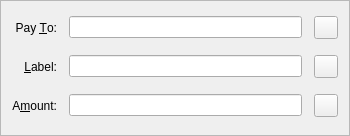
Before: the Qt Designer form src/qt/forms/sendcoinsentry.ui in willemjez/ion-old, drawn with Qt 5.
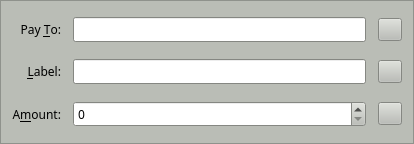
After: the same form once the commit is applied. Icons and pictures are not drawn. Custom widgets are drawn as their Qt base class.

Commit message: 🛠️🛠️🐼 Design, about window 💩 flushed 🚽, 😳files except src dir replaced😳

```diff
--- a/src/qt/forms/sendcoinsentry.ui
+++ b/src/qt/forms/sendcoinsentry.ui
@@ -6,10 +6,430 @@
    <rect>
     <x>0</x>
     <y>0</y>
-    <width>350</width>
-    <height>136</height>
+    <width>414</width>
+    <height>144</height>
    </rect>
   </property>
+  <property name="palette">
+   <palette>
+    <active>
+     <colorrole role="WindowText">
+      <brush brushstyle="SolidPattern">
+       <color alpha="255">
+        <red>0</red>
+        <green>0</green>
+        <blue>0</blue>
+       </color>
+      </brush>
+     </colorrole>
+     <colorrole role="Button">
+      <brush brushstyle="SolidPattern">
+       <color alpha="255">
+        <red>186</red>
+        <green>189</green>
+        <blue>182</blue>
+       </color>
+      </brush>
+     </colorrole>
+     <colorrole role="Light">
+      <brush brushstyle="SolidPattern">
+       <color alpha="255">
+        <red>255</red>
+        <green>255</green>
+        <blue>255</blue>
+       </color>
+      </brush>
+     </colorrole>
+     <colorrole role="Midlight">
+      <brush brushstyle="SolidPattern">
+       <color alpha="255">
+        <red>220</red>
+        <green>222</green>
+        <blue>218</blue>
+       </color>
+      </brush>
+     </colorrole>
+     <colorrole role="Dark">
+      <brush brushstyle="SolidPattern">
+       <color alpha="255">
+        <red>93</red>
+        <green>94</green>
+        <blue>91</blue>
+       </color>
+      </brush>
+     </colorrole>
+     <colorrole role="Mid">
+      <brush brushstyle="SolidPattern">
+       <color alpha="255">
+        <red>124</red>
+        <green>126</green>
+        <blue>121</blue>
+       </color>
+      </brush>
+     </colorrole>
+     <colorrole role="Text">
+      <brush brushstyle="SolidPattern">
+       <color alpha="255">
+        <red>0</red>
+        <green>0</green>
+        <blue>0</blue>
+       </color>
+      </brush>
+     </colorrole>
+     <colorrole role="BrightText">
+      <brush brushstyle="SolidPattern">
+       <color alpha="255">
+        <red>255</red>
+        <green>255</green>
+        <blue>255</blue>
+       </color>
+      </brush>
+     </colorrole>
+     <colorrole role="ButtonText">
+      <brush brushstyle="SolidPattern">
+       <color alpha="255">
+        <red>0</red>
+        <green>0</green>
+        <blue>0</blue>
+       </color>
+      </brush>
+     </colorrole>
+     <colorrole role="Base">
+      <brush brushstyle="SolidPattern">
+       <color alpha="255">
+        <red>255</red>
+        <green>255</green>
+        <blue>255</blue>
+       </color>
+      </brush>
+     </colorrole>
+     <colorrole role="Window">
+      <brush brushstyle="SolidPattern">
+       <color alpha="255">
+        <red>186</red>
+        <green>189</green>
+        <blue>182</blue>
+       </color>
+      </brush>
+     </colorrole>
+     <colorrole role="Shadow">
+      <brush brushstyle="SolidPattern">
+       <color alpha="255">
+        <red>0</red>
+        <green>0</green>
+        <blue>0</blue>
+       </color>
+      </brush>
+     </colorrole>
+     <colorrole role="AlternateBase">
+      <brush brushstyle="SolidPattern">
+       <color alpha="255">
+        <red>220</red>
+        <green>222</green>
+        <blue>218</blue>
+       </color>
+      </brush>
+     </colorrole>
+     <colorrole role="ToolTipBase">
+      <brush brushstyle="SolidPattern">
+       <color alpha="255">
+        <red>255</red>
+        <green>255</green>
+        <blue>220</blue>
+       </color>
+      </brush>
+     </colorrole>
+     <colorrole role="ToolTipText">
+      <brush brushstyle="SolidPattern">
+       <color alpha="255">
+        <red>0</red>
+        <green>0</green>
+        <blue>0</blue>
+       </color>
+      </brush>
+     </colorrole>
+    </active>
+    <inactive>
+     <colorrole role="WindowText">
+      <brush brushstyle="SolidPattern">
+       <color alpha="255">
+        <red>0</red>
+        <green>0</green>
+        <blue>0</blue>
+       </color>
+      </brush>
+     </colorrole>
+     <colorrole role="Button">
+      <brush brushstyle="SolidPattern">
+       <color alpha="255">
+        <red>186</red>
+        <green>189</green>
+        <blue>182</blue>
+       </color>
+      </brush>
+     </colorrole>
+     <colorrole role="Light">
+      <brush brushstyle="SolidPattern">
+       <color alpha="255">
+        <red>255</red>
+        <green>255</green>
+        <blue>255</blue>
+       </color>
+      </brush>
+     </colorrole>
+     <colorrole role="Midlight">
+      <brush brushstyle="SolidPattern">
+       <color alpha="255">
+        <red>220</red>
+        <green>222</green>
+        <blue>218</blue>
+       </color>
+      </brush>
+     </colorrole>
+     <colorrole role="Dark">
+      <brush brushstyle="SolidPattern">
+       <color alpha="255">
+        <red>93</red>
+        <green>94</green>
+        <blue>91</blue>
+       </color>
+      </brush>
+     </colorrole>
+     <colorrole role="Mid">
+      <brush brushstyle="SolidPattern">
+       <color alpha="255">
+        <red>124</red>
+        <green>126</green>
+        <blue>121</blue>
+       </color>
+      </brush>
+     </colorrole>
+     <colorrole role="Text">
+      <brush brushstyle="SolidPattern">
+       <color alpha="255">
+        <red>0</red>
+        <green>0</green>
+        <blue>0</blue>
+       </color>
+      </brush>
+     </colorrole>
+     <colorrole role="BrightText">
+      <brush brushstyle="SolidPattern">
+       <color alpha="255">
+        <red>255</red>
+        <green>255</green>
+        <blue>255</blue>
+       </color>
+      </brush>
+     </colorrole>
+     <colorrole role="ButtonText">
+      <brush brushstyle="SolidPattern">
+       <color alpha="255">
+        <red>0</red>
+        <green>0</green>
+        <blue>0</blue>
+       </color>
+      </brush>
+     </colorrole>
+     <colorrole role="Base">
+      <brush brushstyle="SolidPattern">
+       <color alpha="255">
+        <red>255</red>
+        <green>255</green>
+        <blue>255</blue>
+       </color>
+      </brush>
+     </colorrole>
+     <colorrole role="Window">
+      <brush brushstyle="SolidPattern">
+       <color alpha="255">
+        <red>186</red>
+        <green>189</green>
+        <blue>182</blue>
+       </color>
+      </brush>
+     </colorrole>
+     <colorrole role="Shadow">
+      <brush brushstyle="SolidPattern">
+       <color alpha="255">
+        <red>0</red>
+        <green>0</green>
+        <blue>0</blue>
+       </color>
+      </brush>
+     </colorrole>
+     <colorrole role="AlternateBase">
+      <brush brushstyle="SolidPattern">
+       <color alpha="255">
+        <red>220</red>
+        <green>222</green>
+        <blue>218</blue>
+       </color>
+      </brush>
+     </colorrole>
+     <colorrole role="ToolTipBase">
+      <brush brushstyle="SolidPattern">
+       <color alpha="255">
+        <red>255</red>
+        <green>255</green>
+        <blue>220</blue>
+       </color>
+      </brush>
+     </colorrole>
+     <colorrole role="ToolTipText">
+      <brush brushstyle="SolidPattern">
+       <color alpha="255">
+        <red>0</red>
+        <green>0</green>
+        <blue>0</blue>
+       </color>
+      </brush>
+     </colorrole>
+    </inactive>
+    <disabled>
+     <colorrole role="WindowText">
+      <brush brushstyle="SolidPattern">
+       <color alpha="255">
+        <red>93</red>
+        <green>94</green>
+        <blue>91</blue>
+       </color>
+      </brush>
+     </colorrole>
+     <colorrole role="Button">
+      <brush brushstyle="SolidPattern">
+       <color alpha="255">
+        <red>186</red>
+        <green>189</green>
+        <blue>182</blue>
+       </color>
+      </brush>
+     </colorrole>
+     <colorrole role="Light">
+      <brush brushstyle="SolidPattern">
+       <color alpha="255">
+        <red>255</red>
+        <green>255</green>
+        <blue>255</blue>
+       </color>
+      </brush>
+     </colorrole>
+     <colorrole role="Midlight">
+      <brush brushstyle="SolidPattern">
+       <color alpha="255">
+        <red>220</red>
+        <green>222</green>
+        <blue>218</blue>
+       </color>
+      </brush>
+     </colorrole>
+     <colorrole role="Dark">
+      <brush brushstyle="SolidPattern">
+       <color alpha="255">
+        <red>93</red>
+        <green>94</green>
+        <blue>91</blue>
+       </color>
+      </brush>
+     </colorrole>
+     <colorrole role="Mid">
+      <brush brushstyle="SolidPattern">
+       <color alpha="255">
+        <red>124</red>
+        <green>126</green>
+        <blue>121</blue>
+       </color>
+      </brush>
+     </colorrole>
+     <colorrole role="Text">
+      <brush brushstyle="SolidPattern">
+       <color alpha="255">
+        <red>93</red>
+        <green>94</green>
+        <blue>91</blue>
+       </color>
+      </brush>
+     </colorrole>
+     <colorrole role="BrightText">
+      <brush brushstyle="SolidPattern">
+       <color alpha="255">
+        <red>255</red>
+        <green>255</green>
+        <blue>255</blue>
+       </color>
+      </brush>
+     </colorrole>
+     <colorrole role="ButtonText">
+      <brush brushstyle="SolidPattern">
+       <color alpha="255">
+        <red>93</red>
+        <green>94</green>
+        <blue>91</blue>
+       </color>
+      </brush>
+     </colorrole>
+     <colorrole role="Base">
+      <brush brushstyle="SolidPattern">
+       <color alpha="255">
+        <red>186</red>
+        <green>189</green>
+        <blue>182</blue>
+       </color>
+      </brush>
+     </colorrole>
+     <colorrole role="Window">
+      <brush brushstyle="SolidPattern">
+       <color alpha="255">
+        <red>186</red>
+        <green>189</green>
+        <blue>182</blue>
+       </color>
+      </brush>
+     </colorrole>
+     <colorrole role="Shadow">
+      <brush brushstyle="SolidPattern">
+       <color alpha="255">
+        <red>0</red>
+        <green>0</green>
+        <blue>0</blue>
+       </color>
+      </brush>
+     </colorrole>
+     <colorrole role="AlternateBase">
+      <brush brushstyle="SolidPattern">
+       <color alpha="255">
+        <red>186</red>
+        <green>189</green>
+        <blue>182</blue>
+       </color>
+      </brush>
+     </colorrole>
+     <colorrole role="ToolTipBase">
+      <brush brushstyle="SolidPattern">
+       <color alpha="255">
+        <red>255</red>
+        <green>255</green>
+        <blue>220</blue>
+       </color>
+      </brush>
+     </colorrole>
+     <colorrole role="ToolTipText">
+      <brush brushstyle="SolidPattern">
+       <color alpha="255">
+        <red>0</red>
+        <green>0</green>
+        <blue>0</blue>
+       </color>
+      </brush>
+     </colorrole>
+    </disabled>
+   </palette>
+  </property>
+  <property name="font">
+   <font>
+    <family>Sawasdee</family>
+   </font>
+  </property>
   <property name="windowTitle">
    <string>Form</string>
   </property>
@@ -93,13 +513,7 @@
    <item row="8" column="1">
     <layout class="QHBoxLayout" name="horizontalLayout">
      <item>
-      <widget class="IonAmountField" name="payAmount">
-       <zorder>deleteButton</zorder>
-       <zorder>deleteButton</zorder>
-       <zorder>deleteButton</zorder>
-       <zorder>deleteButton</zorder>
-       <zorder>deleteButton</zorder>
-      </widget>
+      <widget class="IonAmountField" name="payAmount"/>
      </item>
      <item>
       <widget class="QToolButton" name="deleteButton">
@@ -158,7 +572,7 @@
   </customwidget>
   <customwidget>
    <class>IonAmountField</class>
-   <extends>QLineEdit</extends>
+   <extends>QSpinBox</extends>
    <header>ionamountfield.h</header>
    <container>1</container>
   </customwidget>
```
The commit also changes 555 other files.
